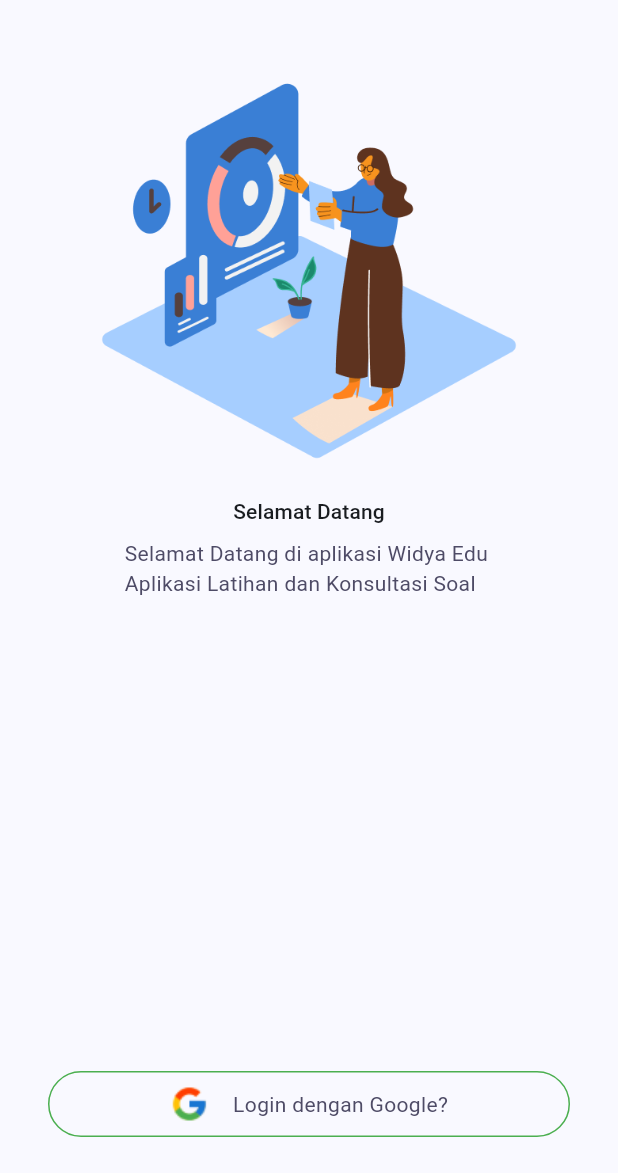
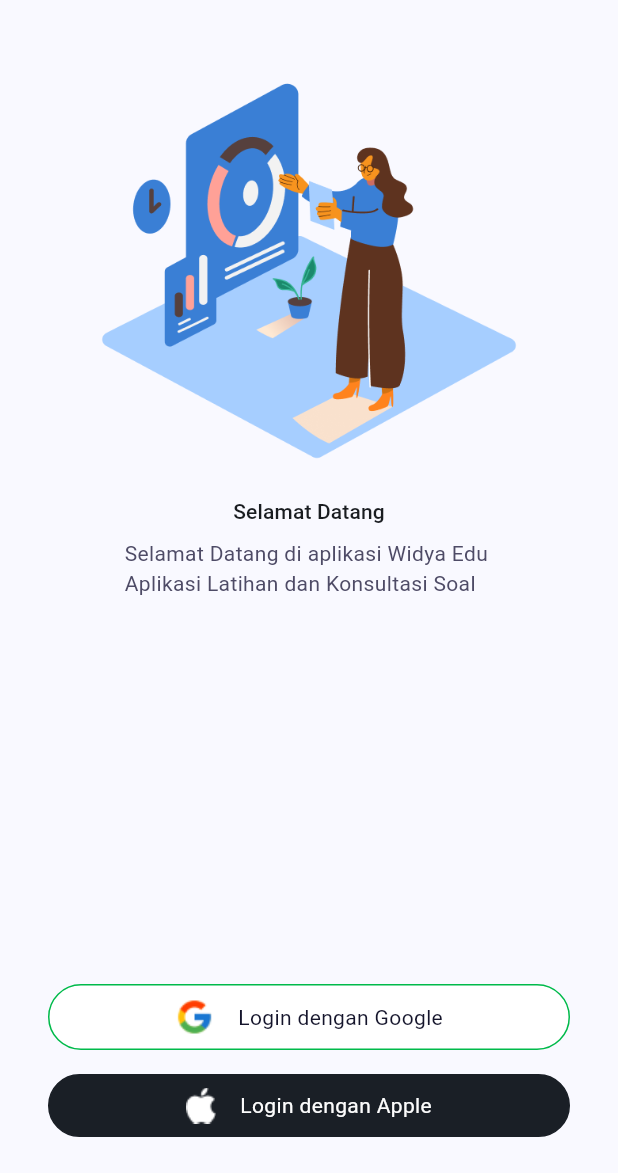
Before and after one commit to alviazirin/edspert_course, a Flutter app: the screen it shows after launch, on a phone screen of 412 x 824 dp, the part 63-1236 px from its top. Run offline on Flutter 3.47's test engine with Material 3 defaults, Android fonts, the phone set to English and light mode, and no system bars; our stand-ins replace bloc, dio, flutter_bloc, gap, page_transition, pretty_dio_logger.

```diff
--- a/lib/auth/presentation/login_screen.dart
+++ b/lib/auth/presentation/login_screen.dart
@@ -1,7 +1,9 @@
 import 'package:edspert_course/core/appcolors.dart';
 import 'package:edspert_course/core/appicon.dart';
+import 'package:edspert_course/screens/home_screen.dart';
 import 'package:flutter/material.dart';
 import 'package:gap/gap.dart';
+import 'package:page_transition/page_transition.dart';
 
 class LoginScreen extends StatefulWidget {
   const LoginScreen({super.key});
@@ -37,30 +39,60 @@ class _LoginScreenState extends State<LoginScreen> {
                 style: Theme.of(context).textTheme.bodyMedium,
               ),
               const Spacer(),
-              Padding(
-                padding:
-                    const EdgeInsets.symmetric(horizontal: 16, vertical: 8),
+              WidgetLoginButton(
+                variant: LoginButtonVariant.google,
+                onTap: () {
+                  Navigator.push(
+                      context,
+                      PageTransition(
+                          child: const HomeScreen(),
+                          type: PageTransitionType.leftToRight));
+                },
+              ),
+              WidgetLoginButton(
+                variant: LoginButtonVariant.apple,
+                onTap: () {},
+              ),
+            ],
+          ),
+        ));
+  }
+}
+
+class WidgetLoginButton extends StatelessWidget {
+  final LoginButtonVariant variant;
+  final Function()? onTap;
+  const WidgetLoginButton({super.key, required this.variant, this.onTap});
+
+  @override
+  Widget build(BuildContext context) {
+    return Padding(
+      padding: const EdgeInsets.symmetric(horizontal: 16, vertical: 8),
+      child: InkWell(
+        onTap: onTap,
         child: Container(
           padding: const EdgeInsets.all(8),
           decoration: BoxDecoration(
+              color: variant.bgColor,
               borderRadius: BorderRadius.circular(100),
-                      border: Border.all(color: Colors.green)),
+              border: Border.all(color: variant.borderColor)),
           child: Row(
             mainAxisAlignment: MainAxisAlignment.center,
             children: [
-                      Image.asset(AppIcon.iconGoogle.assetPath),
+              Image.asset(variant.iconPath),
               const Gap(16),
               Text(
-                        "Login dengan Google?",
-                        style: Theme.of(context).textTheme.bodyMedium,
+                variant.title,
+                style: Theme.of(context)
+                    .textTheme
+                    .bodyMedium
+                    ?.copyWith(color: variant.textColor),
               ),
             ],
           ),
         ),
-              )
-            ],
       ),
-        ));
+    );
   }
 }
 
@@ -71,10 +103,20 @@ enum LoginButtonVariant {
   String get title {
     switch (this) {
       case apple:
-        return "Login dengan Google";
+        return "Login dengan Apple";
 
       default:
-        return "Login dengan Apple";
+        return "Login dengan Google";
+    }
+  }
+
+  String get iconPath {
+    switch (this) {
+      case apple:
+        return AppIcon.iconApple.assetPath;
+
+      default:
+        return AppIcon.iconGoogle.assetPath;
     }
   }
 
@@ -86,4 +128,23 @@ enum LoginButtonVariant {
         return Colors.white;
     }
   }
+
+  Color get textColor {
+    switch (this) {
+      case apple:
+        return AppColors.offWhite;
+
+      default:
+        return AppColors.title;
     }
+  }
+
+  Color get borderColor {
+    switch (this) {
+      case apple:
+        return AppColors.blackButton;
+      default:
+        return AppColors.greenSuccess;
+    }
+  }
+}
```
Also changed, not shown: lib/screens/home_screen.dart (+68 -5 lines). Lines whose indentation alone changed are shown as unchanged.
